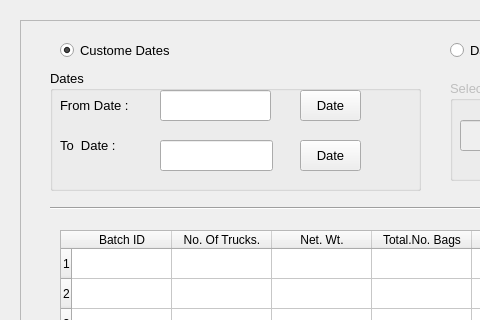
First picture: the form in FCI/ui/fci_11_issue_report_list.ui, repository sanjaymanegit/testRepo, before the edit; both pictures show x 0 to 480 and y 0 to 320 of the 1368 by 768 pixel window.
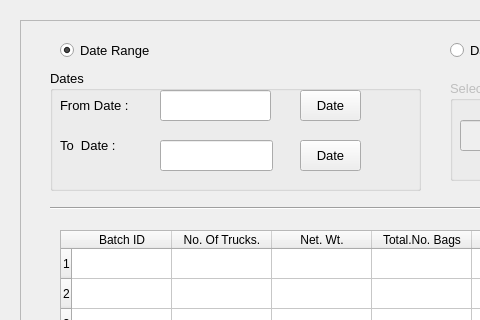
Second picture: the form after the edit.

The edit to the form file:
```diff
--- a/FCI/ui/fci_11_issue_report_list.ui
+++ b/FCI/ui/fci_11_issue_report_list.ui
@@ -269,7 +269,7 @@
       </font>
      </property>
      <property name="text">
-      <string>Custome Dates</string>
+      <string>Date Range</string>
      </property>
      <property name="checked">
       <bool>true</bool>
```
